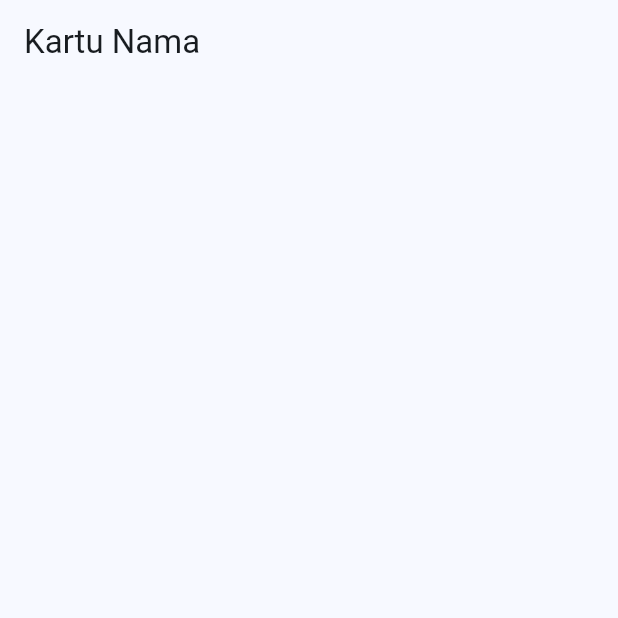
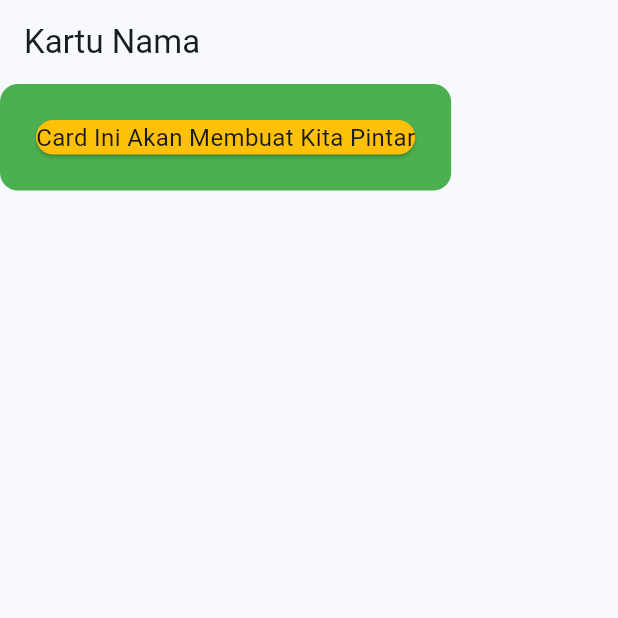
Before and after one commit to asis92/tugas_card, a Flutter app: the screen it shows after launch, on a phone screen of 412 x 824 dp, the top half of it. Run offline on Flutter 3.47's test engine with Material 3 defaults, Android fonts, the phone set to English and light mode, and no system bars.

Commit message:
Step 4 Update Card

```diff
--- a/lib/pages/card01.dart
+++ b/lib/pages/card01.dart
@@ -9,8 +9,22 @@ class MyCard extends StatelessWidget {
       appBar: AppBar(title: const Text("Kartu Nama"), actions: const []),
       body: SingleChildScrollView(
         child: Container(
+          decoration: BoxDecoration(
+            borderRadius: BorderRadius.circular(12.0),
+            color: Colors.green,
+          ),
           padding: const EdgeInsets.all(20.0),
-          child: const Column(children: []),
+          child: const Column(
+            children: [
+              Card(
+                color: Colors.amber,
+                child: Text(
+                  "Card Ini Akan Membuat Kita Pintar",
+                  style: TextStyle(fontSize: 16.0),
+                ),
+              ),
+            ],
+          ),
         ),
       ),
     );
```
